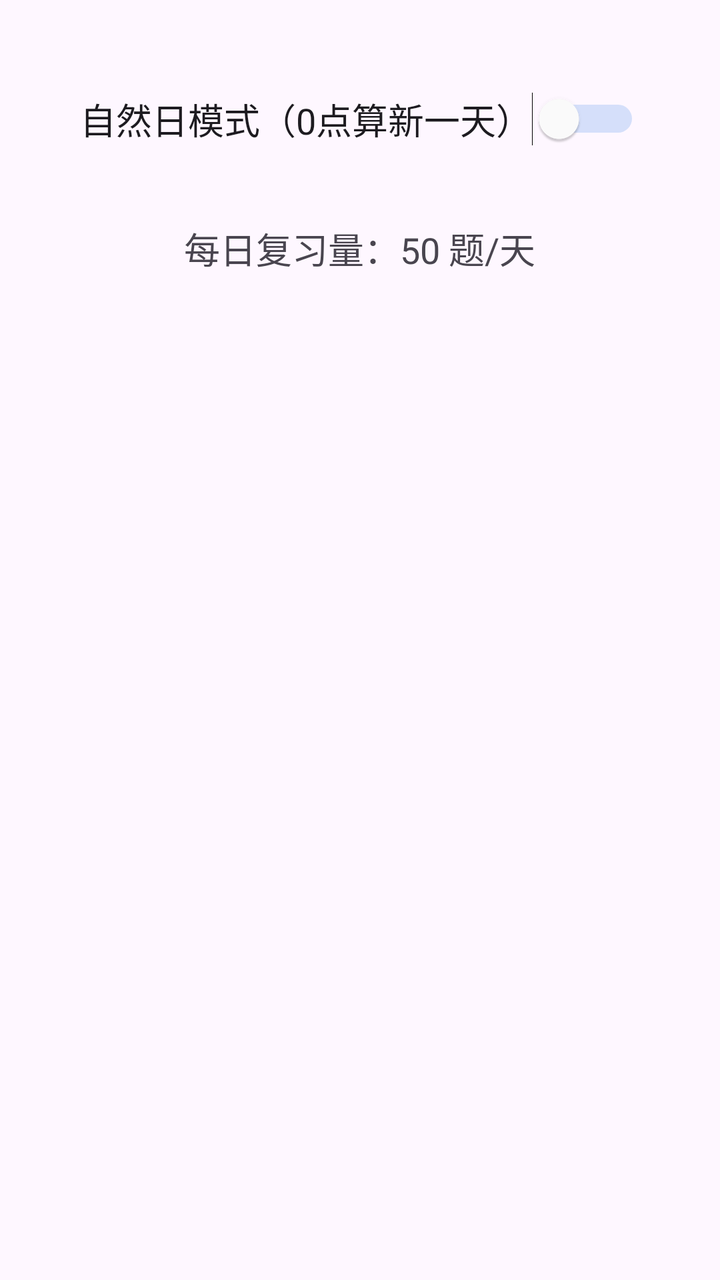
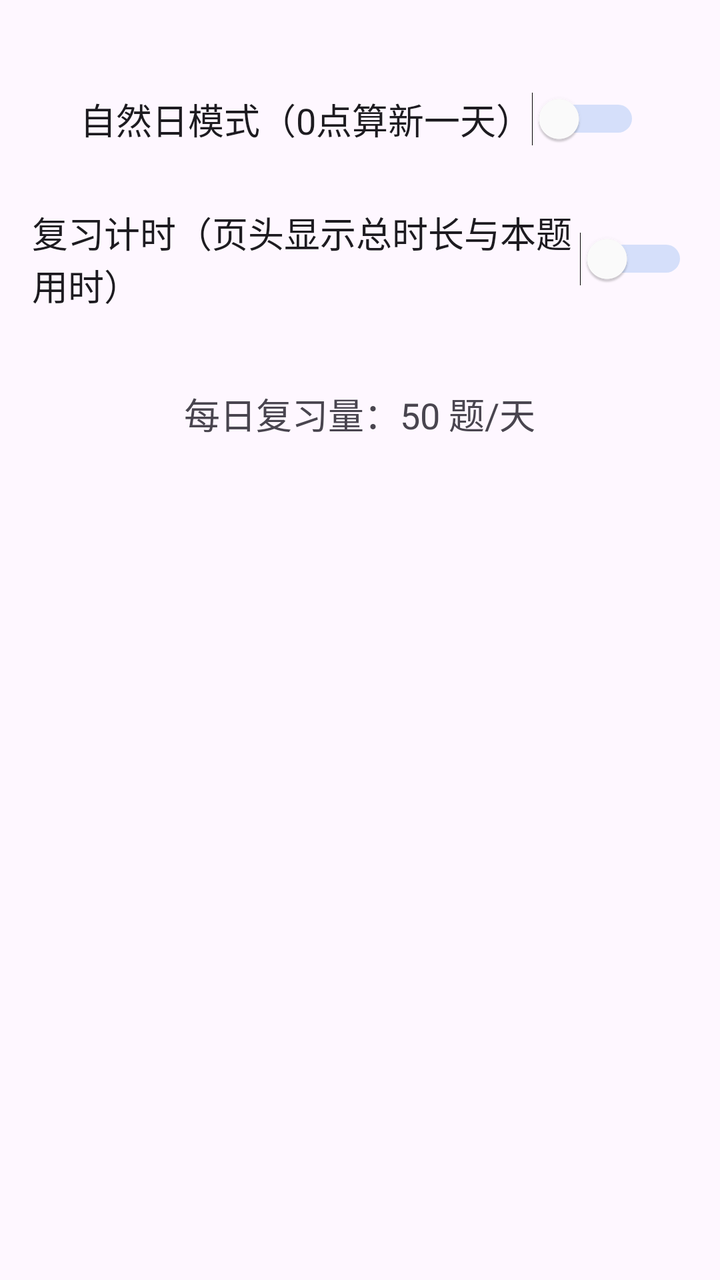

Two renders of the same Android screen: before a commit and after it. Below are the layout's source before the change and the commit's diff.
<!-- AndroidManifest.xml: application theme Theme.Demo -->
<!-- res/layout/activity_settings.xml -->
<?xml version="1.0" encoding="utf-8"?>
<LinearLayout
    xmlns:android="http://schemas.android.com/apk/res/android"
    android:layout_width="match_parent"
    android:layout_height="match_parent"
    android:orientation="vertical"
    android:padding="16dp"
    android:gravity="top|center_horizontal">

    <Switch
        android:id="@+id/switch_natural_day"
        android:layout_width="wrap_content"
        android:layout_height="wrap_content"
        android:text="自然日模式（0点算新一天）"
        android:textSize="18sp"
        android:layout_marginTop="30dp"
        android:thumbTint="@color/switch_thumb"
        android:trackTint="@color/switch_track"/>

    <TextView
        android:id="@+id/tv_budget_row"
        android:layout_width="wrap_content"
        android:layout_height="wrap_content"
        android:text="每日复习量：50 题/天"
        android:textSize="18sp"
        android:layout_marginTop="30dp"
        android:padding="8dp"/>

</LinearLayout>
<!-- resources referenced by this layout -->
<resources>
  <color name="switch_thumb">#FFFFFF</color>
  <color name="switch_track">#5d9cec</color>
  <style name="Theme.Demo" parent="Base.Theme.Demo" />
  <style name="Base.Theme.Demo" parent="Theme.Material3.DayNight.NoActionBar">
          
          
      </style>
</resources>

<!-- the commit's change to res/layout/activity_settings.xml (unified diff, before → after) -->
@@ -17,6 +17,16 @@
         android:thumbTint="@color/switch_thumb"
         android:trackTint="@color/switch_track"/>
 
+    <Switch
+        android:id="@+id/switch_timer"
+        android:layout_width="wrap_content"
+        android:layout_height="wrap_content"
+        android:text="复习计时（页头显示总时长与本题用时）"
+        android:textSize="18sp"
+        android:layout_marginTop="30dp"
+        android:thumbTint="@color/switch_thumb"
+        android:trackTint="@color/switch_track"/>
+
     <TextView
         android:id="@+id/tv_budget_row"
         android:layout_width="wrap_content"
